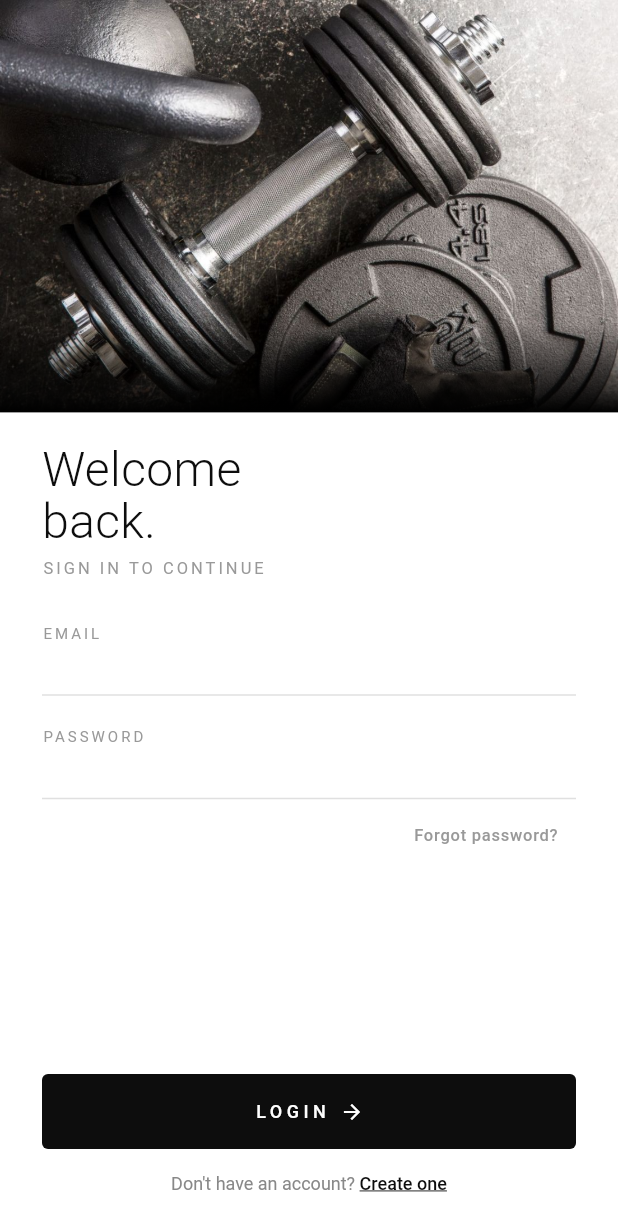
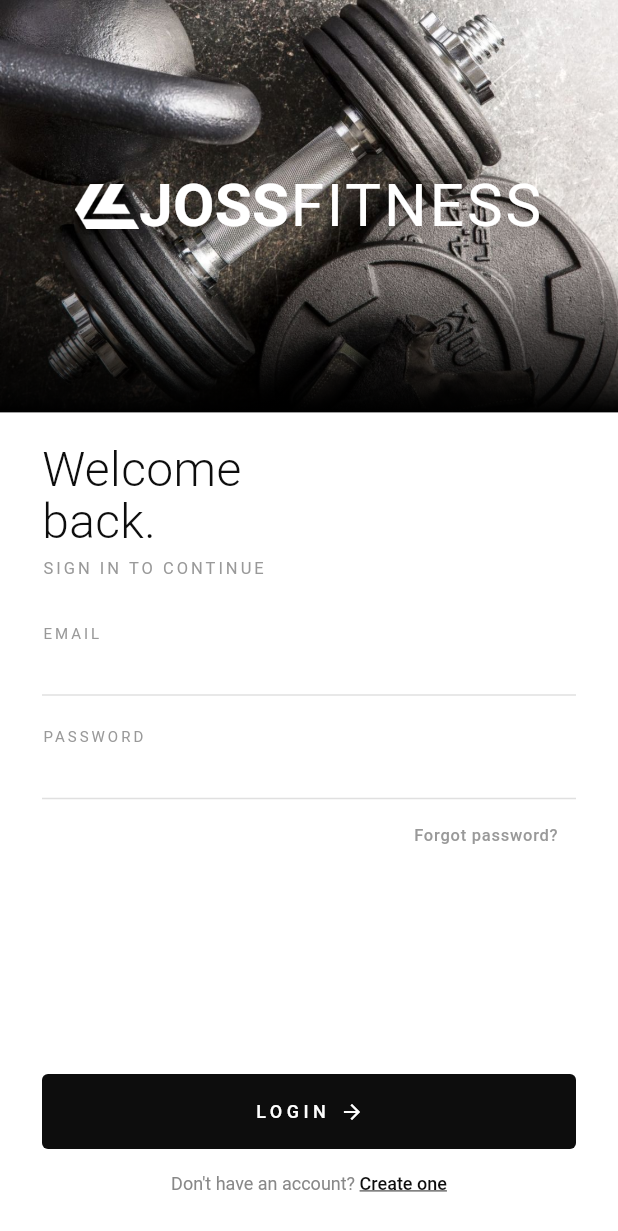
Before and after one commit to emiDeAguilar/supa_gym, a Flutter app: the screen it shows after launch, on a phone screen of 412 x 824 dp. Shown: the top 1231 px of the screen. Run offline on Flutter 3.47's test engine with Material 3 defaults, Android fonts, the phone set to English and light mode, and no system bars; our stand-ins replace flutter_riverpod, supabase_flutter; accounts and stored records are empty; Roboto replaces fonts that are missing (Montserrat).

Commit message:
fixed logo

```diff
--- a/lib/screens/features/auth/login_page.dart
+++ b/lib/screens/features/auth/login_page.dart
@@ -1,6 +1,7 @@
 import 'package:flutter/material.dart';
 import 'package:supa_routines/screens/features/auth/auth_service.dart';
 import 'package:supa_routines/screens/features/auth/register_page.dart';
+import 'package:supa_routines/widgets/gym_logo.dart';
 
 class LoginPage extends StatefulWidget {
   const LoginPage({super.key});
@@ -43,6 +44,7 @@
           width: double.infinity,
           color: Theme.of(context).colorScheme.primaryContainer,
           child: Stack(
+            alignment: Alignment.center,
             children: [
               const Center(
                 child: Column(
@@ -65,7 +67,7 @@
               Positioned(
                 bottom: 0, left: 0, right: 0,
                 child: Container(
-                  height: 60,
+                  height: 100,
                   decoration: const BoxDecoration(
                     gradient: LinearGradient(
                       begin: Alignment.topCenter,
@@ -75,6 +77,10 @@
                   ),
                 ),
               ),
+              Container(
+              alignment: Alignment.center,
+              child: const GymLogo(isLightBg: false, logoSize: 40,),
+            ),
             ],
           ),
         ),
--- a/lib/screens/features/auth/register_page.dart
+++ b/lib/screens/features/auth/register_page.dart
@@ -72,9 +72,8 @@
           children: [
             const SizedBox(height: 20),
             Container(
-              height: 40,
               alignment: Alignment.center,
-              child: const GymLogo(),
+              child: const GymLogo(isLightBg: true, logoSize: 40,),
             ),
             const SizedBox(height: 20),
 
--- a/lib/widgets/gym_logo.dart
+++ b/lib/widgets/gym_logo.dart
@@ -1,40 +1,48 @@
 import 'package:flutter/material.dart';
 
 class GymLogo extends StatelessWidget {
-  const GymLogo({super.key});
+  final bool isLightBg;
+  final double logoSize;
+
+  const GymLogo({super.key, required this.isLightBg, required this.logoSize});
 
   @override
   Widget build(BuildContext context) {
-    Color ColorText = Theme.of(context).colorScheme.onPrimaryContainer;
+    Color lightText = Theme.of(context).colorScheme.onPrimaryContainer;
+    Color darkText = Colors.white;
 
     return Row(
       mainAxisAlignment: MainAxisAlignment.center,
       mainAxisSize: MainAxisSize.min,
       children: [
-             FittedBox(
-                          fit: BoxFit.contain,
-                            child: Image(
-                              image: AssetImage('assets/images/isotipo.png'),
-                            ),
-
-                        ),
-        Text(
-          'JOS',
-          style: TextStyle(
-            color: ColorText, // Color del texto
-            fontSize: 40.0, // Tamaño de fuente grande para destacar
-            fontWeight: FontWeight.bold, // Fuente en negrita para impacto
-            fontFamily: 'Montserrat', // Fuente moderna y deportiva (opcional, ajusta si tienes fuentes personalizadas)
+        SizedBox(
+          height: logoSize*0.75,
+          child: FittedBox(
+            fit: BoxFit.contain,
+            child:
+            isLightBg?
+            Image(image: AssetImage('assets/image s/isotipo.png'))
+            :
+            Image(image: AssetImage('assets/images/isotipo_blanco.png')),
           ),
         ),
-        SizedBox(height: 10.0), // Espaciado pequeño entre las palabras
+        Text(
+          'JOSS',
+          style: TextStyle(
+            color: isLightBg ? lightText : darkText,
+            fontSize: logoSize,
+            fontWeight: FontWeight.bold,
+            fontFamily: 'Montserrat',
+          ),
+        ),
+        SizedBox(height: 10.0),
         Text(
           'FITNESS',
           style: TextStyle(
-            color: ColorText,
-            fontSize: 40.0, // Tamaño de fuente más pequeño para el subtítulo
-            fontWeight: FontWeight.w400, // Peso de fuente normal
-            letterSpacing: 2.0, // Aumentar el espaciado entre letras para un aspecto más limpio
+            color: isLightBg ? lightText : darkText,
+            fontSize: logoSize,
+            fontWeight: FontWeight.w400,
+            letterSpacing: 2.0,
           ),
         ),
       ],
--- a/pubspec.yaml
+++ b/pubspec.yaml
@@ -24,3 +24,4 @@
   assets:
   - assets/images/loginHero.jpg
   - assets/images/isotipo.png
+  - assets/images/isotipo_blanco.png
```
Also changed, not shown: assets/images/isotipo_blanco.png (added), flutter_01.png (deleted).
